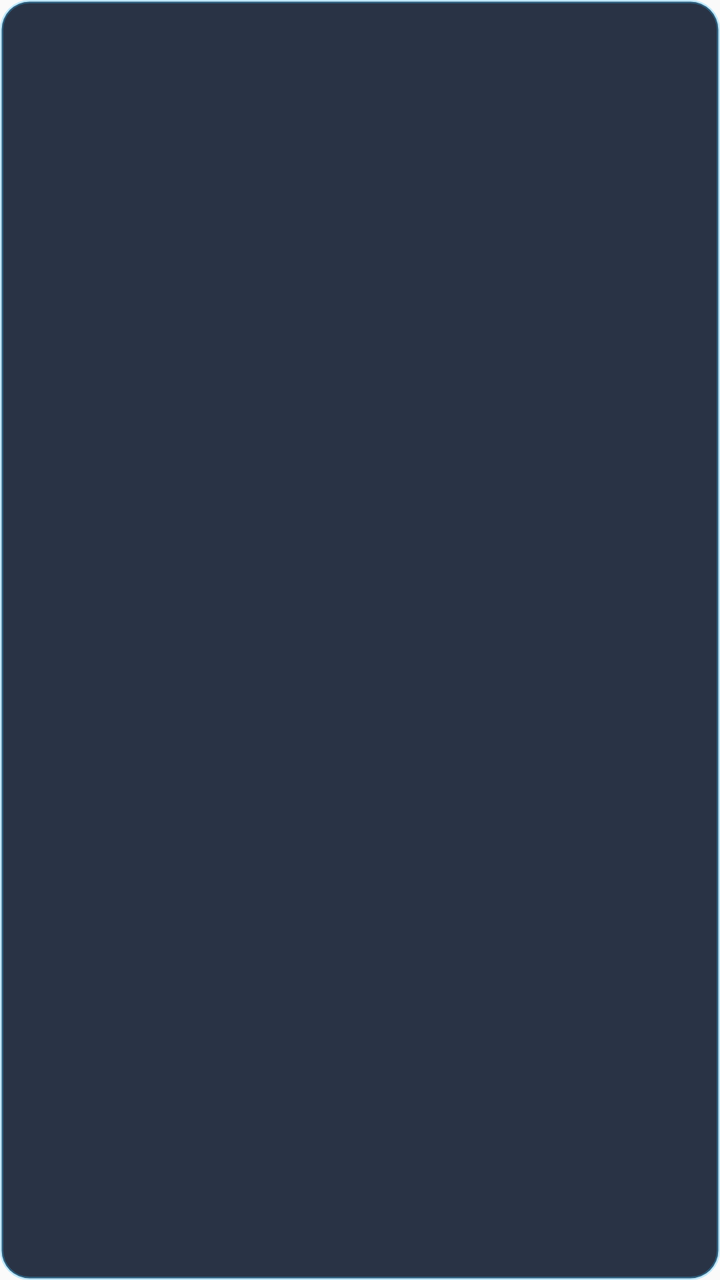
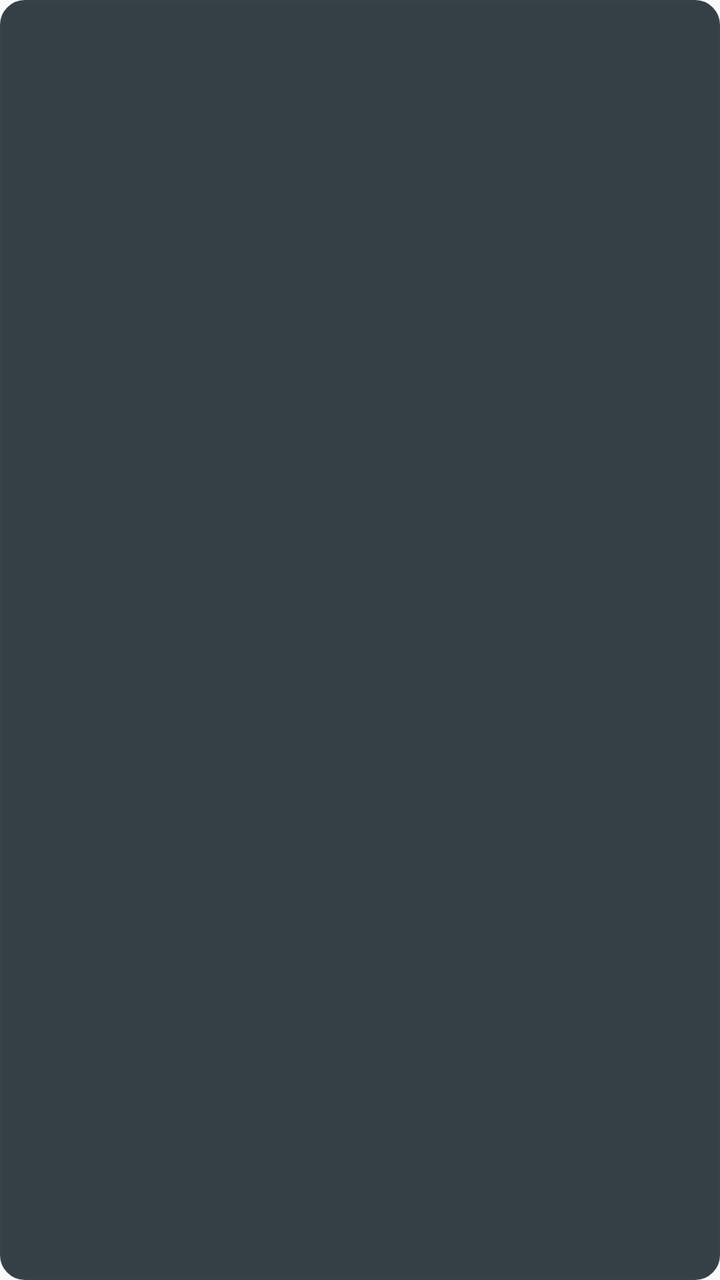

Two renders of the same Android screen: before a commit and after it. Below are the layout's source before the change and the commit's diff.
<!-- AndroidManifest.xml: application theme Theme.Translator -->
<!-- res/layout/bubble_overlay.xml -->
<?xml version="1.0" encoding="utf-8"?>
<LinearLayout xmlns:android="http://schemas.android.com/apk/res/android"
    android:layout_width="match_parent"
    android:layout_height="match_parent"
    android:background="@drawable/bg_translation_bubble"
    android:orientation="horizontal"
    android:gravity="center_vertical"
    android:paddingStart="12dp"
    android:paddingEnd="12dp"
    android:paddingTop="6dp"
    android:paddingBottom="6dp">

    <TextView
        android:id="@+id/translated_text"
        android:layout_width="match_parent"
        android:layout_height="wrap_content"
        android:textColor="#FFFFFF"
        android:textSize="14.5sp"
        android:textStyle="normal"
        android:lineSpacingExtra="2dp" />
</LinearLayout>
<!-- resources referenced by this layout -->
<resources>
  <!-- drawable bg_translation_bubble (drawable) -->
  <?xml version="1.0" encoding="utf-8"?>
  <shape xmlns:android="http://schemas.android.com/apk/res/android"
      android:shape="rectangle">
      <solid android:color="#F21E293B" />
      <corners android:radius="14dp" />
      <stroke
          android:width="1.5dp"
          android:color="#4D38BDF8" />
  </shape>
  <style name="Theme.Translator" parent="android:Theme.Material.Light.NoActionBar" />
</resources>

<!-- the commit's change to res/layout/bubble_overlay.xml (unified diff, before → after) -->
@@ -14,7 +14,7 @@
         android:id="@+id/translated_text"
         android:layout_width="match_parent"
         android:layout_height="wrap_content"
-        android:textColor="#FFFFFF"
+        android:textColor="#E9EDEF"
         android:textSize="14.5sp"
         android:textStyle="normal"
         android:lineSpacingExtra="2dp" />
<!-- resource entries referenced after the edit -->
@@ -4,11 +4,11 @@
   <?xml version="1.0" encoding="utf-8"?>
   <shape xmlns:android="http://schemas.android.com/apk/res/android"
       android:shape="rectangle">
-      <solid android:color="#F21E293B" />
-      <corners android:radius="14dp" />
+      <solid android:color="#E6202C33" />
+      <corners android:radius="12dp" />
       <stroke
-          android:width="1.5dp"
-          android:color="#4D38BDF8" />
+          android:width="1dp"
+          android:color="#374248" />
   </shape>
   <style name="Theme.Translator" parent="android:Theme.Material.Light.NoActionBar" />
 </resources>
